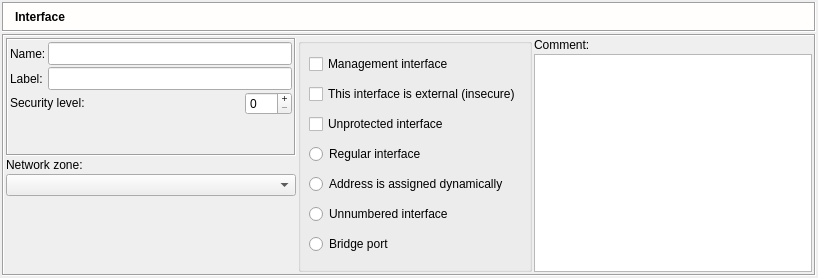
This is src/gui/interfacedialog_q.ui in fwbuilder/fwbuilder as Qt 5 draws it before an edit. The edited form follows.
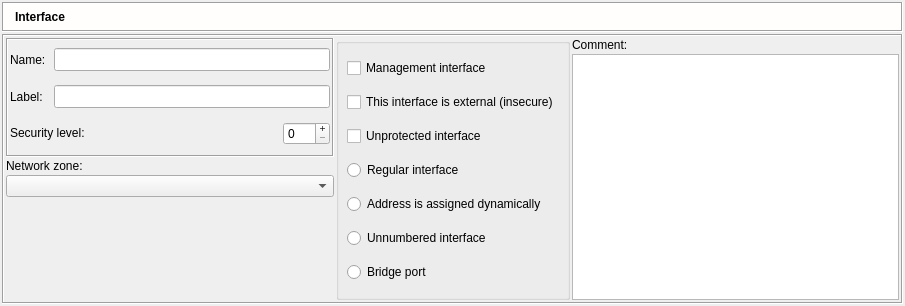
This is the edited form. Icons and pictures are not drawn.

Commit message: bug 2078671 ] fwbuilder 3.0.0 build 487 - add/edit interface

```diff
--- a/src/gui/interfacedialog_q.ui
+++ b/src/gui/interfacedialog_q.ui
@@ -8,8 +8,8 @@
    <rect>
     <x>0</x>
     <y>0</y>
-    <width>818</width>
-    <height>278</height>
+    <width>905</width>
+    <height>306</height>
    </rect>
   </property>
   <property name="sizePolicy" >
@@ -205,6 +205,12 @@
          <enum>QFrame::Sunken</enum>
         </property>
         <layout class="QGridLayout" >
+         <property name="horizontalSpacing" >
+          <number>8</number>
+         </property>
+         <property name="verticalSpacing" >
+          <number>8</number>
+         </property>
          <item row="0" column="0" >
           <widget class="QLabel" name="textLabel1" >
            <property name="sizePolicy" >
@@ -314,22 +320,6 @@
            </property>
           </widget>
          </item>
-         <item row="3" column="0" colspan="3" >
-          <spacer>
-           <property name="orientation" >
-            <enum>Qt::Vertical</enum>
-           </property>
-           <property name="sizeType" >
-            <enum>QSizePolicy::MinimumExpanding</enum>
-           </property>
-           <property name="sizeHint" >
-            <size>
-             <width>282</width>
-             <height>51</height>
-            </size>
-           </property>
-          </spacer>
-         </item>
         </layout>
        </widget>
       </item>
```
The commit also changes 5 other files.
